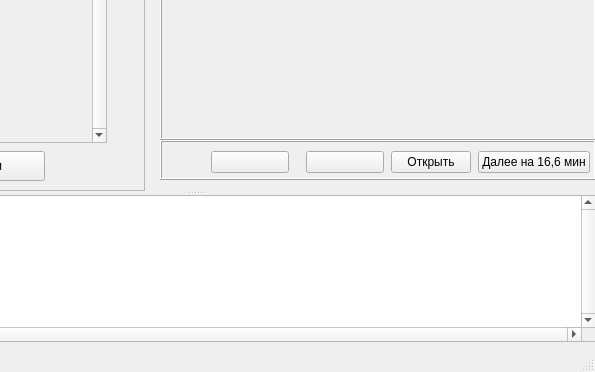
Before: the Qt Designer form mainwindow.ui in PopovEV/ArtixVideo, drawn with Qt 5; both pictures show x 205 to 800 and y 228 to 600 of the 800 by 600 pixel window.
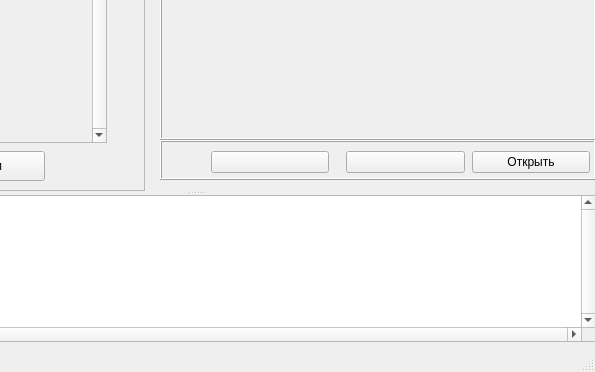
After: the same form once the commit is applied. Icons and pictures are not drawn.

The edit to the form file:
```diff
--- a/mainwindow.ui
+++ b/mainwindow.ui
@@ -215,7 +215,7 @@
          <property name="frameShadow">
           <enum>QFrame::Raised</enum>
          </property>
-         <widget class="QWidget" name="">
+         <widget class="QWidget" name="layoutWidget">
           <property name="geometry">
            <rect>
             <x>0</x>
@@ -305,13 +305,6 @@
              </property>
             </widget>
            </item>
-           <item>
-            <widget class="QPushButton" name="pushButton_2">
-             <property name="text">
-              <string>Далее на 16,6 мин</string>
-             </property>
-            </widget>
-           </item>
           </layout>
          </widget>
         </widget>
```
